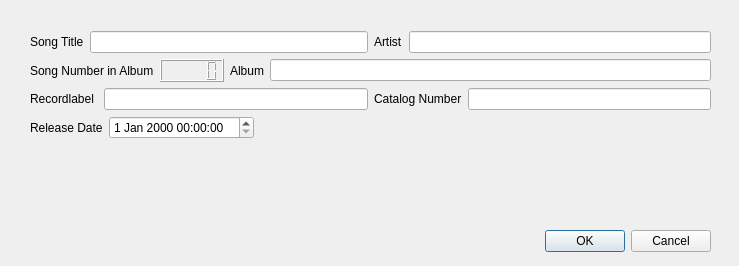
First picture: the form in CODE/soundpp/soundpp-prototype/editsongdialog.ui, repository b1t00/soundpp, before the edit.
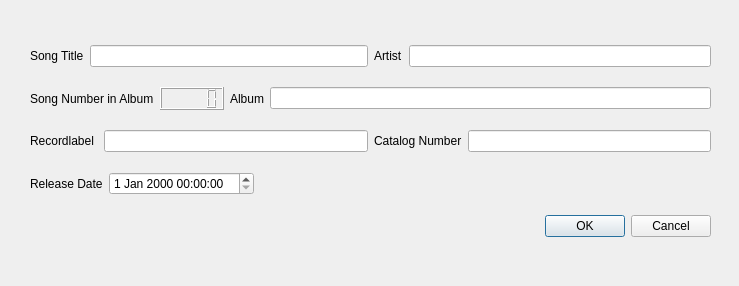
Second picture: the form after the edit.

Diff of the .ui file:
```diff
--- a/CODE/soundpp/soundpp-prototype/editsongdialog.ui
+++ b/CODE/soundpp/soundpp-prototype/editsongdialog.ui
@@ -7,7 +7,7 @@
     <x>0</x>
     <y>0</y>
     <width>739</width>
-    <height>266</height>
+    <height>286</height>
    </rect>
   </property>
   <property name="windowTitle">
@@ -146,19 +146,6 @@
       </item>
      </layout>
     </item>
-    <item>
-     <spacer name="verticalSpacer">
-      <property name="orientation">
-       <enum>Qt::Vertical</enum>
-      </property>
-      <property name="sizeHint" stdset="0">
-       <size>
-        <width>20</width>
-        <height>40</height>
-       </size>
-      </property>
-     </spacer>
-    </item>
     <item>
      <widget class="QDialogButtonBox" name="buttonBox">
       <property name="orientation">
```
